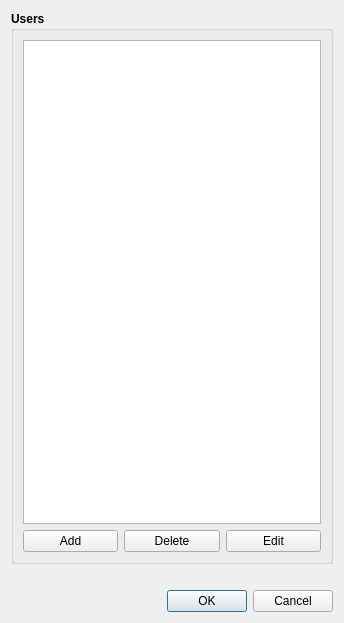
First picture: the form in shvspy/src/dlguserseditor.ui, repository syyyr/shvspy, before the edit.
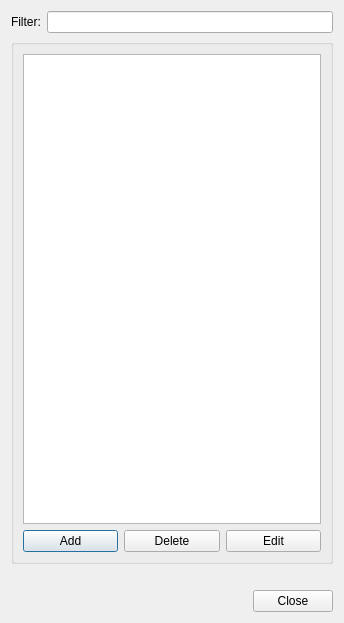
Second picture: the form after the edit.

Commit message: some improvements in roles, users and mounts editor

The edit to the form file:
```diff
--- a/shvspy/src/dlguserseditor.ui
+++ b/shvspy/src/dlguserseditor.ui
@@ -14,6 +14,20 @@
    <string>Users editor dialog</string>
   </property>
   <layout class="QVBoxLayout" name="verticalLayout">
+   <item>
+    <layout class="QHBoxLayout" name="horizontalLayout_2">
+     <item>
+      <widget class="QLabel" name="label">
+       <property name="text">
+        <string>Filter:</string>
+       </property>
+      </widget>
+     </item>
+     <item>
+      <widget class="QLineEdit" name="leFilter"/>
+     </item>
+    </layout>
+   </item>
    <item>
     <widget class="QGroupBox" name="gbUserList">
      <property name="font">
@@ -22,9 +36,6 @@
        <bold>true</bold>
       </font>
      </property>
-     <property name="title">
-      <string>Users</string>
-     </property>
      <layout class="QVBoxLayout" name="verticalLayout_2">
       <item>
        <widget class="QTableWidget" name="twUsers">
@@ -98,7 +109,7 @@
       <enum>Qt::Horizontal</enum>
      </property>
      <property name="standardButtons">
-      <set>QDialogButtonBox::Cancel|QDialogButtonBox::Ok</set>
+      <set>QDialogButtonBox::Close</set>
      </property>
     </widget>
    </item>
```
Left out of the diff: 3 changed lines with no effect on the pictures. The commit also changes 9 other files.
